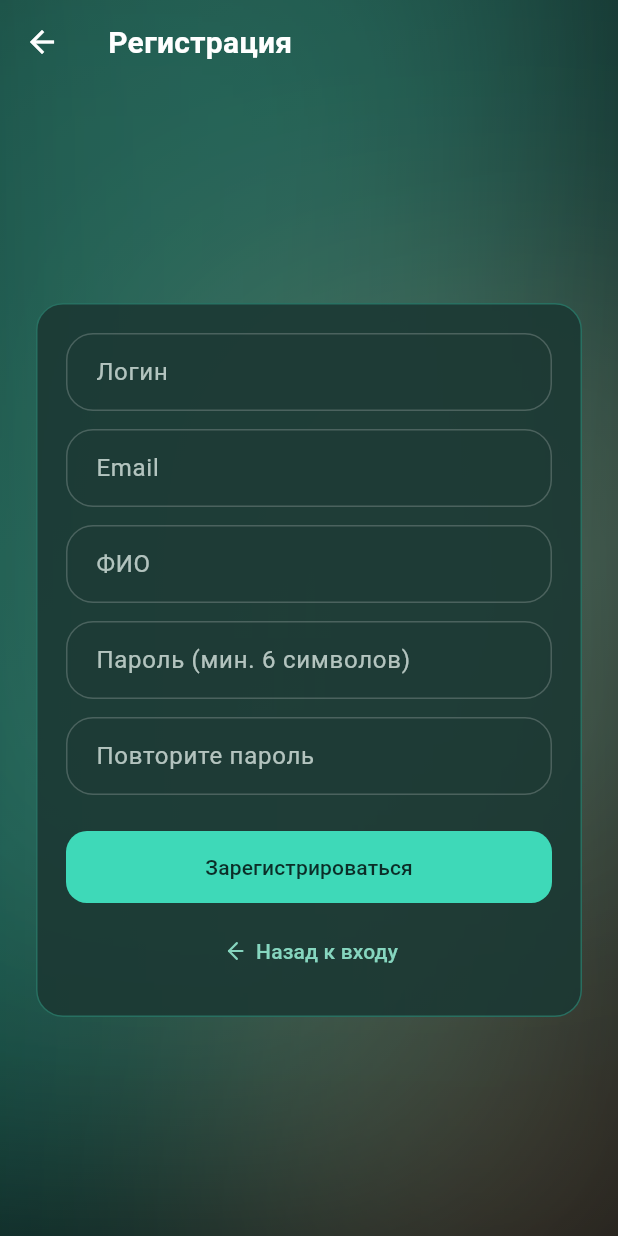
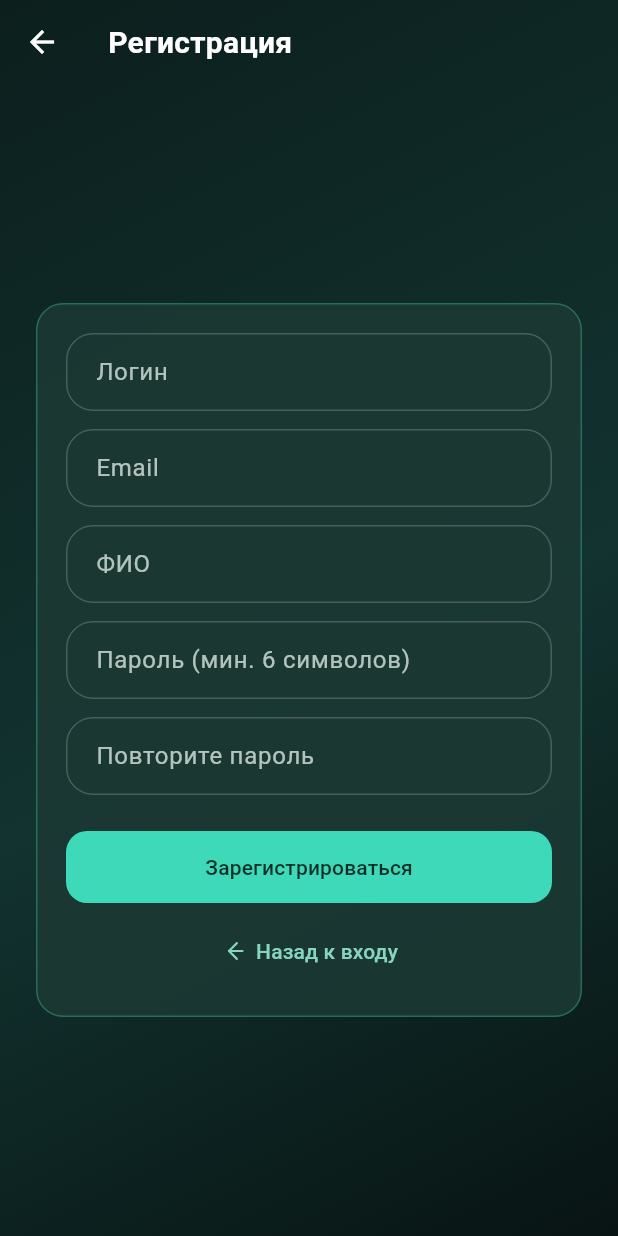
Before and after one commit to SoD1Ox/Mobile-app, a Flutter app: the screen it shows after launch, after a tap on "Войти", after a tap on "Регистрация", on a phone screen of 412 x 824 dp. Run offline on Flutter 3.47's test engine with Material 3 defaults, Android fonts, the phone set to English and light mode, and no system bars; our stand-ins replace shared_preferences; accounts and stored records are empty.

Commit message:
Improve mobile dashboard and settings

```diff
--- a/ui/lib/screens/auth_screen.dart
+++ b/ui/lib/screens/auth_screen.dart
@@ -57,7 +57,7 @@ class _LoginScreenState extends State<LoginScreen> {
                     mainAxisSize: MainAxisSize.min,
                     crossAxisAlignment: CrossAxisAlignment.stretch,
                     children: [
-                      GlassIcon(Glyph.folder,
+                      GlassIcon(Glyph.building,
                           size: 72,
                           color: Theme.of(context).colorScheme.primary),
                       const SizedBox(height: 12),
--- a/ui/lib/screens/vacancies_screen.dart
+++ b/ui/lib/screens/vacancies_screen.dart
@@ -14,7 +14,8 @@ import 'vacancy_detail_screen.dart';
 import 'vacancy_form_screen.dart';
 
 class VacanciesScreen extends StatefulWidget {
-  const VacanciesScreen({super.key});
+  final bool initialFavorites;
+  const VacanciesScreen({super.key, this.initialFavorites = false});
 
   @override
   State<VacanciesScreen> createState() => _VacanciesScreenState();
@@ -44,6 +45,7 @@ class _VacanciesScreenState extends State<VacanciesScreen> {
   @override
   void initState() {
     super.initState();
+    _showFavorites = widget.initialFavorites;
     _scrollController.addListener(_onScroll);
     WidgetsBinding.instance.addPostFrameCallback((_) => _loadFavorites());
   }
@@ -178,7 +180,7 @@ class _VacanciesScreenState extends State<VacanciesScreen> {
         _showFavorites;
     return Scaffold(
       appBar: AppBar(
-        title: const Text('Вакансии'),
+        title: Text(_showFavorites ? 'Избранное' : 'Вакансии'),
         actions: [
           PopupMenuButton<String>(
             tooltip: 'Сортировка',
--- a/ui/lib/theme/glass_stack.dart
+++ b/ui/lib/theme/glass_stack.dart
@@ -184,47 +184,10 @@ class _OverlayHost extends StatelessWidget {
   }
 }
 
-/// Deep-blue aurora: gradient + soft glow blobs.  `const` decorations →
-/// zero rebuild cost.
+/// Subtle gradient background. Large blurred shadow blobs caused heavy GPU
+/// work on mobile, so the backdrop stays flat and inexpensive there.
 class _AuroraBackground extends StatelessWidget {
   const _AuroraBackground();
-
-  static const List<BoxShadow> _glow = [
-    BoxShadow(
-        color: Color(0x3D3ED9B8),
-        blurRadius: 140,
-        spreadRadius: 40,
-        offset: Offset(-120, -80)),
-    BoxShadow(
-        color: Color(0x2EFF8A66),
-        blurRadius: 160,
-        spreadRadius: 30,
-        offset: Offset(160, 220)),
-    BoxShadow(
-        color: Color(0x226FE3C4),
-        blurRadius: 120,
-        spreadRadius: 20,
-        offset: Offset(0, -260)),
-  ];
-
-  // Light mint variant: soft daylight gradient + pastel glow blobs.
-  static const List<BoxShadow> _glowLight = [
-    BoxShadow(
-        color: Color(0x597BE8CB),
-        blurRadius: 140,
-        spreadRadius: 40,
-        offset: Offset(-120, -80)),
-    BoxShadow(
-        color: Color(0x40FFB49A),
-        blurRadius: 160,
-        spreadRadius: 30,
-        offset: Offset(160, 220)),
-    BoxShadow(
-        color: Color(0x339DEDDA),
-        blurRadius: 120,
-        spreadRadius: 20,
-        offset: Offset(0, -260)),
-  ];
 
   @override
   Widget build(BuildContext context) {
@@ -239,21 +202,6 @@ class _AuroraBackground extends StatelessWidget {
               : const [Color(0xFFF2FAF7), Color(0xFFE2F3EC), Color(0xFFEFF8F4)],
           stops: const [0.0, 0.55, 1.0],
         ),
-      ),
-      child: Stack(
-        children: [
-          Positioned.fill(
-            child: IgnorePointer(
-              child: Container(
-                width: 1,
-                height: 1,
-                alignment: Alignment.topLeft,
-                decoration:
-                    BoxDecoration(boxShadow: isDark ? _glow : _glowLight),
-              ),
-            ),
-          ),
-        ],
       ),
     );
   }
@@ -295,13 +243,15 @@ class RealGlassCard extends StatelessWidget {
         border: Border.all(
           color: isDark ? const Color(0x553ED9B8) : const Color(0x55749B90),
         ),
-        boxShadow: [
+        boxShadow: _useLiveBackdropBlur
+            ? [
                 BoxShadow(
                   color: Colors.black.withOpacity(isDark ? 0.16 : 0.08),
                   blurRadius: 14,
                   offset: const Offset(0, 5),
                 ),
-        ],
+              ]
+            : const [],
       ),
       child: Material(
         type: MaterialType.transparency,
@@ -345,13 +295,15 @@ class GlassPanel extends StatelessWidget {
         border: Border.all(
           color: isDark ? const Color(0x553ED9B8) : const Color(0x55749B90),
         ),
-        boxShadow: [
+        boxShadow: _useLiveBackdropBlur
+            ? [
                 BoxShadow(
                   color: Colors.black.withOpacity(isDark ? 0.18 : 0.08),
                   blurRadius: 14,
                   offset: const Offset(0, 4),
                 ),
-        ],
+              ]
+            : const [],
       ),
       child: child,
     );
--- a/ui/lib/widgets/glass_icons.dart
+++ b/ui/lib/widgets/glass_icons.dart
@@ -3,6 +3,8 @@
 /// Every glyph is drawn with a single [Path] + stroke — cheap to rasterize,
 /// scales crisply at any size and keeps the app free of the icon font.
 library;
+
+import 'dart:math' as math;
 
 import 'package:flutter/material.dart';
 
@@ -48,6 +50,7 @@ enum Glyph {
   list,
   chart, // analytics bars (conversion funnel)
   note, // recruiter comment bubble
+  settings,
 }
 
 class GlassIcon extends StatelessWidget {
@@ -357,6 +360,17 @@ class _GlyphPainter extends CustomPainter {
           p.quadraticBezierTo(3.5, 20, 3.5, 18);
           p.close();
         });
+      case Glyph.settings:
+        for (var i = 0; i < 8; i++) {
+          final angle = i * pi / 4;
+          final inner =
+              Offset(12 + 7.2 * math.cos(angle), 12 + 7.2 * math.sin(angle));
+          final outer =
+              Offset(12 + 10 * math.cos(angle), 12 + 10 * math.sin(angle));
+          _line(canvas, stroke, inner, outer);
+        }
+        canvas.drawCircle(const Offset(12, 12), 7, stroke);
+        canvas.drawCircle(const Offset(12, 12), 2.7, stroke);
       case Glyph.building:
         _path(canvas, stroke, (p) {
           p.addRRect(RRect.fromRectAndRadius(
```
Also changed, not shown: ui/lib/notifications.dart (+13 -1 lines), ui/lib/screens/home_screen.dart (+37 -14 lines), ui/lib/screens/settings_screen.dart (added, +159 -0 lines), ui/lib/theme/theme_controller.dart (+12 -3 lines), ui/lib/widgets/common.dart (+0 -8 lines). Lines whose indentation alone changed are shown as unchanged.
